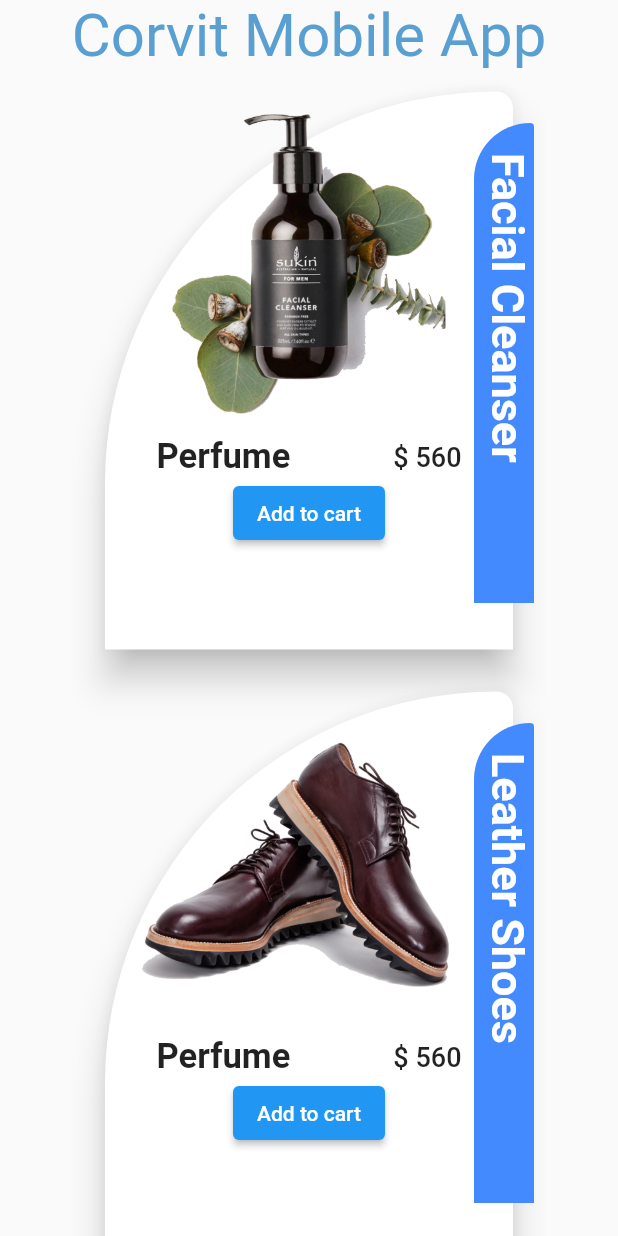
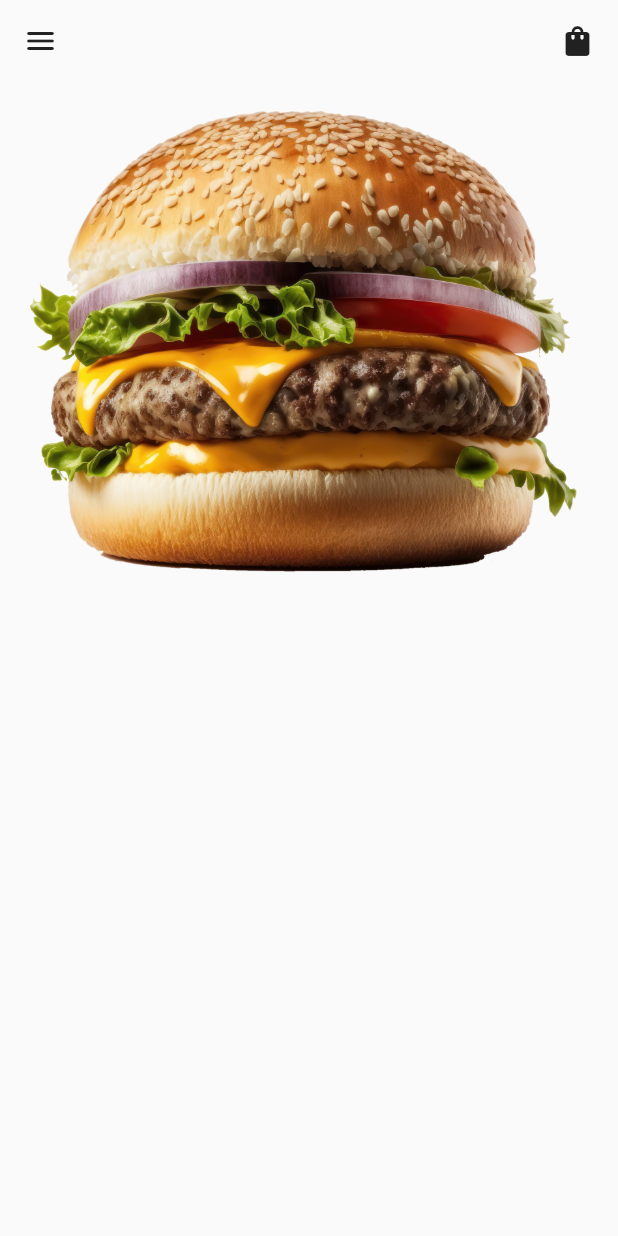
Before and after one commit to asfandnaveed/Corvit_Morning_2023, a Flutter app: the screen it shows after launch, on a phone screen of 412 x 824 dp. Run offline on Flutter 3.47's test engine with Material 2 defaults, Android fonts, the phone set to English and light mode, and no system bars.

Commit message:
31-07-2023

```diff
--- a/lib/main.dart
+++ b/lib/main.dart
@@ -1,9 +1,10 @@
 import 'package:corvit/Stack_test.dart';
+import 'package:corvit/product_detail.dart';
 import 'package:flutter/material.dart';
 
 
 void main() {
-  runApp(const Home());
+  runApp(const ProductDetail());
 }
 
 class Home extends StatelessWidget {
--- /dev/null
+++ b/lib/product_detail.dart
@@ -0,0 +1,34 @@
+import 'package:flutter/material.dart';
+
+
+class ProductDetail extends StatelessWidget {
+  const ProductDetail({super.key});
+
+  @override
+  Widget build(BuildContext context) {
+    return MaterialApp(
+      home: Scaffold(
+        body: SafeArea(
+          child: Column(
+            children: [
+              Padding(
+                padding:  EdgeInsets.all(15.0),
+                child: Row(
+                  mainAxisAlignment: MainAxisAlignment.spaceBetween,
+                  children: [
+                    Icon(Icons.menu_rounded),
+                    Icon(Icons.shopping_bag),
+                  ],
+                ),
+              ),
+              Container(
+                padding: EdgeInsets.all(20.0),
+                child: Image.asset('assets/images/burger.png'),
+              ),
+            ],
+          ),
+        ),
+      ),
+    );
+  }
+}
```
Also changed, not shown: assets/images/burger.png (added).
